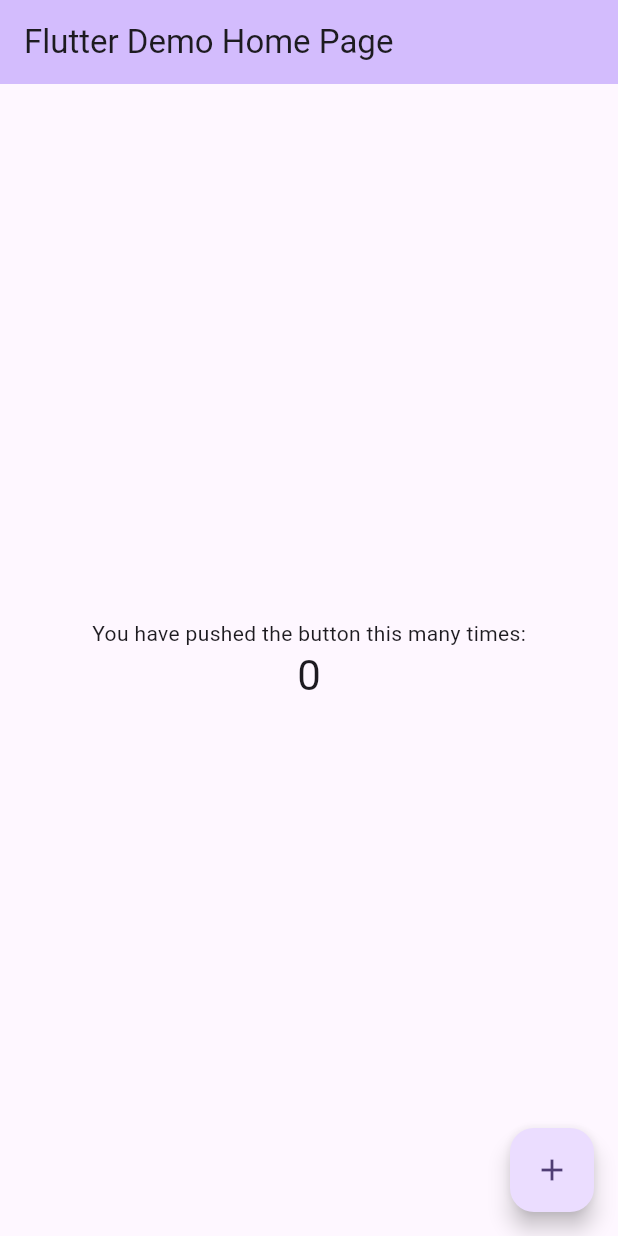
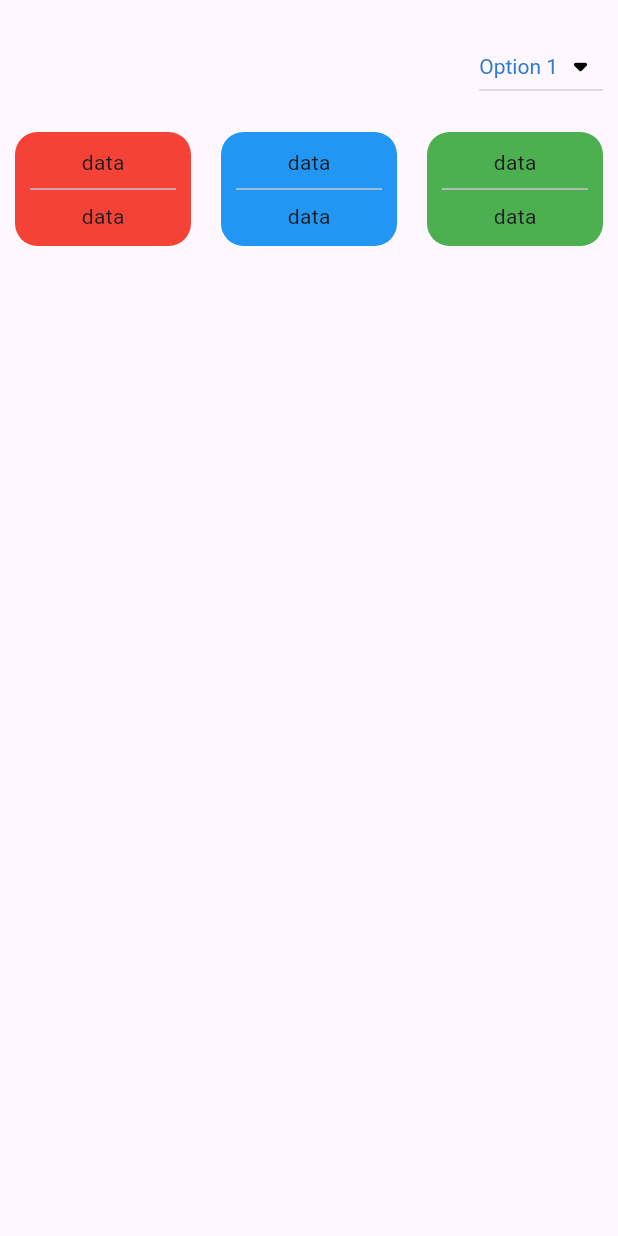
Before and after one commit to nadmrls/funds_transfer_ui, a Flutter app: the screen it shows after launch, on a phone screen of 412 x 824 dp. Run offline on Flutter 3.47's test engine with Material 3 defaults, Android fonts, the phone set to English and light mode, and no system bars.

Commit message:
new project main screen creation

```diff
--- a/dashboard/lib/main.dart
+++ b/dashboard/lib/main.dart
@@ -1,4 +1,5 @@
 import 'package:flutter/material.dart';
+import 'screens/mainscreen.dart';
 
 void main() {
   runApp(const MyApp());
@@ -10,116 +11,9 @@
   // This widget is the root of your application.
   @override
   Widget build(BuildContext context) {
-    return MaterialApp(
-      title: 'Flutter Demo',
-      theme: ThemeData(
-        // This is the theme of your application.
-        //
-        // TRY THIS: Try running your application with "flutter run". You'll see
-        // the application has a purple toolbar. Then, without quitting the app,
-        // try changing the seedColor in the colorScheme below to Colors.green
-        // and then invoke "hot reload" (save your changes or press the "hot
-        // reload" button in a Flutter-supported IDE, or press "r" if you used
-        // the command line to start the app).
-        //
-        // Notice that the counter didn't reset back to zero; the application
-        // state is not lost during the reload. To reset the state, use hot
-        // restart instead.
-        //
-        // This works for code too, not just values: Most code changes can be
-        // tested with just a hot reload.
-        colorScheme: ColorScheme.fromSeed(seedColor: Colors.deepPurple),
-        useMaterial3: true,
-      ),
-      home: const MyHomePage(title: 'Flutter Demo Home Page'),
+    return const MaterialApp(
+      debugShowCheckedModeBanner: false,
+      home: const Mainscreen(),
     );
   }
 }
-
-class MyHomePage extends StatefulWidget {
-  const MyHomePage({super.key, required this.title});
-
-  // This widget is the home page of your application. It is stateful, meaning
-  // that it has a State object (defined below) that contains fields that affect
-  // how it looks.
-
-  // This class is the configuration for the state. It holds the values (in this
-  // case the title) provided by the parent (in this case the App widget) and
-  // used by the build method of the State. Fields in a Widget subclass are
-  // always marked "final".
-
-  final String title;
-
-  @override
-  State<MyHomePage> createState() => _MyHomePageState();
-}
-
-class _MyHomePageState extends State<MyHomePage> {
-  int _counter = 0;
-
-  void _incrementCounter() {
-    setState(() {
-      // This call to setState tells the Flutter framework that something has
-      // changed in this State, which causes it to rerun the build method below
-      // so that the display can reflect the updated values. If we changed
-      // _counter without calling setState(), then the build method would not be
-      // called again, and so nothing would appear to happen.
-      _counter++;
-    });
-  }
-
-  @override
-  Widget build(BuildContext context) {
-    // This method is rerun every time setState is called, for instance as done
-    // by the _incrementCounter method above.
-    //
-    // The Flutter framework has been optimized to make rerunning build methods
-    // fast, so that you can just rebuild anything that needs updating rather
-    // than having to individually change instances of widgets.
-    return Scaffold(
-      appBar: AppBar(
-        // TRY THIS: Try changing the color here to a specific color (to
-        // Colors.amber, perhaps?) and trigger a hot reload to see the AppBar
-        // change color while the other colors stay the same.
-        backgroundColor: Theme.of(context).colorScheme.inversePrimary,
-        // Here we take the value from the MyHomePage object that was created by
-        // the App.build method, and use it to set our appbar title.
-        title: Text(widget.title),
-      ),
-      body: Center(
-        // Center is a layout widget. It takes a single child and positions it
-        // in the middle of the parent.
-        child: Column(
-          // Column is also a layout widget. It takes a list of children and
-          // arranges them vertically. By default, it sizes itself to fit its
-          // children horizontally, and tries to be as tall as its parent.
-          //
-          // Column has various properties to control how it sizes itself and
-          // how it positions its children. Here we use mainAxisAlignment to
-          // center the children vertically; the main axis here is the vertical
-          // axis because Columns are vertical (the cross axis would be
-          // horizontal).
-          //
-          // TRY THIS: Invoke "debug painting" (choose the "Toggle Debug Paint"
-          // action in the IDE, or press "p" in the console), to see the
-          // wireframe for each widget.
-          mainAxisAlignment: MainAxisAlignment.center,
-          children: <Widget>[
-            const Text(
-              'You have pushed the button this many times:',
-            ),
-            Text(
-              '$_counter',
-              style: Theme.of(context).textTheme.headlineMedium,
-            ),
-          ],
-        ),
-      ),
-      floatingActionButton: FloatingActionButton(
-        onPressed: _incrementCounter,
-        tooltip: 'Increment',
-        child: const Icon(Icons.add),
-      ), // This trailing comma makes auto-formatting nicer for build methods.
-    );
-  }
-}
--- /dev/null
+++ b/dashboard/lib/screens/mainscreen.dart
@@ -0,0 +1,62 @@
+import 'package:dashboard/widgets/custom_container.dart';
+import 'package:flutter/material.dart';
+
+class Mainscreen extends StatefulWidget {
+  const Mainscreen({super.key});
+
+  @override
+  _MainscreenState createState() => _MainscreenState();
+}
+
+class _MainscreenState extends State<Mainscreen> {
+  String dropdownValue = 'Option 1';
+
+  @override
+  Widget build(BuildContext context) {
+    return Scaffold(
+      body: Padding(
+        padding: const EdgeInsets.symmetric(vertical: 20, horizontal: 10),
+        child: SingleChildScrollView(
+          child: Column(
+            crossAxisAlignment: CrossAxisAlignment.end,
+            children: [
+              DropdownButton<String>(
+                value: dropdownValue,
+                icon: const Icon(
+                  Icons.arrow_drop_down_rounded,
+                  color: Colors.black,
+                  size: 30,
+                ),
+                elevation: 16,
+                style:
+                    const TextStyle(color: Color.fromARGB(255, 43, 122, 217)),
+                onChanged: (String? newValue) {
+                  setState(() {
+                    dropdownValue = newValue!;
+                  });
+                },
+                items: <String>['Option 1', 'Option 2', 'Option 3', 'Option 4']
+                    .map<DropdownMenuItem<String>>((String value) {
+                  return DropdownMenuItem<String>(
+                    value: value,
+                    child: Text(value),
+                  );
+                }).toList(),
+              ),
+              const SizedBox(height: 20),
+              const Row(
+                children: [
+                  Expanded(child: CustomContainer(background: Colors.red)),
+                  const SizedBox(width: 20),
+                  Expanded(child: CustomContainer(background: Colors.blue)),
+                  const SizedBox(width: 20),
+                  Expanded(child: CustomContainer(background: Colors.green)),
+                ],
+              ),
+            ],
+          ),
+        ),
+      ),
+    );
+  }
+}
--- /dev/null
+++ b/dashboard/lib/widgets/custom_container.dart
@@ -0,0 +1,18 @@
+import 'package:flutter/material.dart';
+
+class CustomContainer extends StatelessWidget {
+  final Color background;
+  const CustomContainer({super.key, required this.background});
+
+  @override
+  Widget build(BuildContext context) {
+    return Container(
+      padding: EdgeInsets.all(10),
+      decoration: BoxDecoration(
+          color: background, borderRadius: BorderRadius.circular(15)),
+      child: const Column(
+        children: [Text('data'), Divider(), Text('data')],
+      ),
+    );
+  }
+}
```
